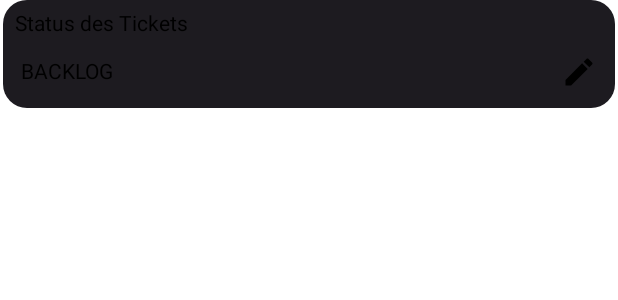
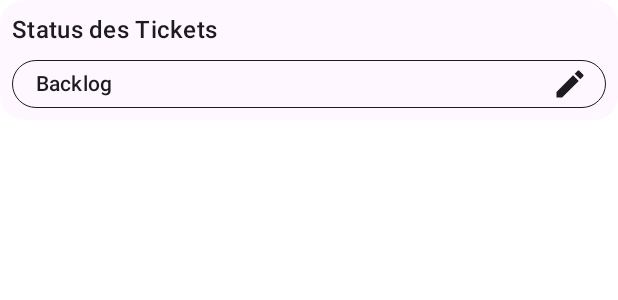
Before and after one commit to Matorarn/todomanager, an Android app built with Jetpack Compose: the @Preview function RowPickerPreview, on a phone screen of 412 x 824 dp. Shown: the top 300 px of the screen. Run offline under Robolectric (Android 15) with nearby library versions, the phone set to English and light mode, and no system bars.

Commit message:
improv(configScreen): Improve of rowPicker in ui aspect

```diff
--- a/app/src/main/java/com/example/todomanager/ui/ticketconfig/configelements/picker/RowPicker.kt
+++ b/app/src/main/java/com/example/todomanager/ui/ticketconfig/configelements/picker/RowPicker.kt
@@ -1,12 +1,15 @@
 package com.example.todomanager.ui.ticketconfig.configelements.picker
 
+import androidx.compose.foundation.BorderStroke
 import androidx.compose.foundation.background
+import androidx.compose.foundation.border
 import androidx.compose.foundation.clickable
 import androidx.compose.foundation.layout.Column
 import androidx.compose.foundation.layout.Row
 import androidx.compose.foundation.layout.Spacer
 import androidx.compose.foundation.layout.height
 import androidx.compose.foundation.layout.padding
+import androidx.compose.foundation.layout.width
 import androidx.compose.foundation.shape.RoundedCornerShape
 import androidx.compose.material.icons.Icons
 import androidx.compose.material.icons.filled.Create
@@ -16,7 +19,9 @@ import androidx.compose.material3.Text
 import androidx.compose.runtime.Composable
 import androidx.compose.ui.Alignment
 import androidx.compose.ui.Modifier
+import androidx.compose.ui.draw.clip
 import androidx.compose.ui.tooling.preview.Preview
+import androidx.compose.ui.unit.Dp
 import androidx.compose.ui.unit.dp
 import com.example.todomanager.data.ticket.Ticket
 
@@ -28,24 +33,45 @@ fun RowPicker(
 ) {
     Column(
         modifier = modifier
-            .padding(horizontal = 2.dp)
             .background(
-                color = MaterialTheme.colorScheme.onBackground,
+                color = MaterialTheme.colorScheme.surface,
                 shape = RoundedCornerShape(16.dp),
             )
             .padding(8.dp),
     ) {
-        Text(text = "Status des Tickets")
+        Text(
+            text = "Status des Tickets",
+            color = MaterialTheme.colorScheme.onSurface,
+            style = MaterialTheme.typography.titleMedium,
+        )
         Spacer(modifier = Modifier.height(8.dp))
         Row(
             modifier = Modifier
+                .border(
+                    BorderStroke(
+                        width = Dp.Hairline,
+                        color = MaterialTheme.colorScheme.onSurface,
+                    ),
+                    shape = RoundedCornerShape(16.dp),
+                )
+                .clip(RoundedCornerShape(16.dp))
                 .clickable(onClick = onShowRowPickerDialog)
                 .padding(4.dp),
             verticalAlignment = Alignment.CenterVertically,
         ) {
-            Text(text = row.toString())
+            Spacer(Modifier.width(12.dp))
+            Text(
+                text = row.toString().lowercase().replaceFirstChar { it.uppercase() },
+                color = MaterialTheme.colorScheme.onSurface,
+                style = MaterialTheme.typography.labelLarge,
+            )
             Spacer(Modifier.weight(1f))
-            Icon(imageVector = Icons.Default.Create, contentDescription = null)
+            Icon(
+                imageVector = Icons.Default.Create,
+                contentDescription = null,
+                tint = MaterialTheme.colorScheme.onSurface,
+            )
+            Spacer(Modifier.width(8.dp))
         }
     }
 }
```
